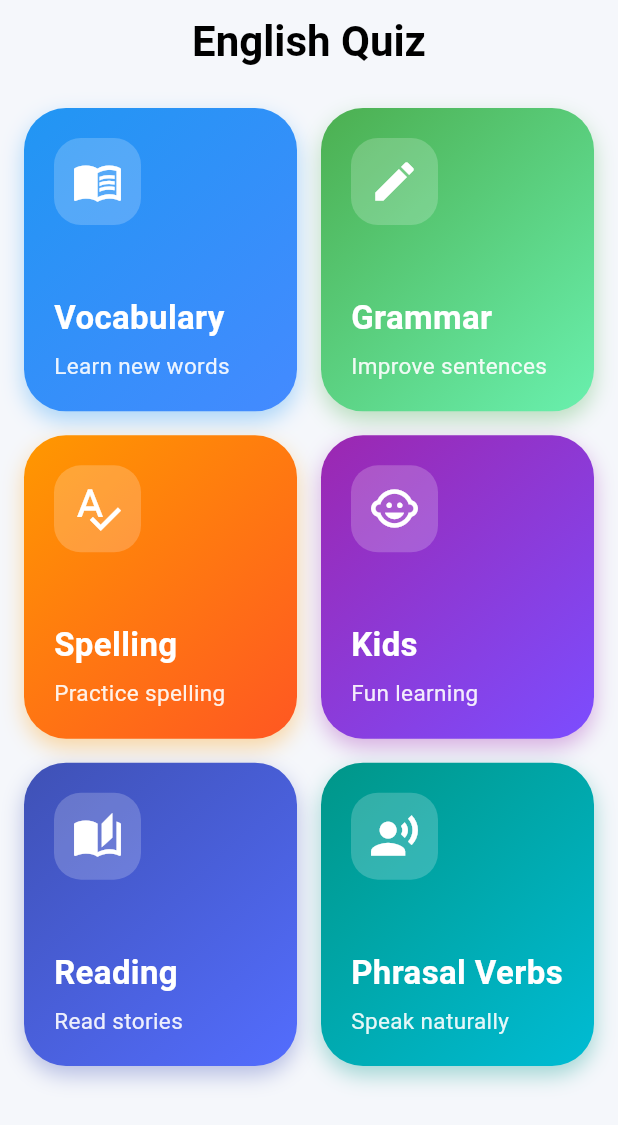
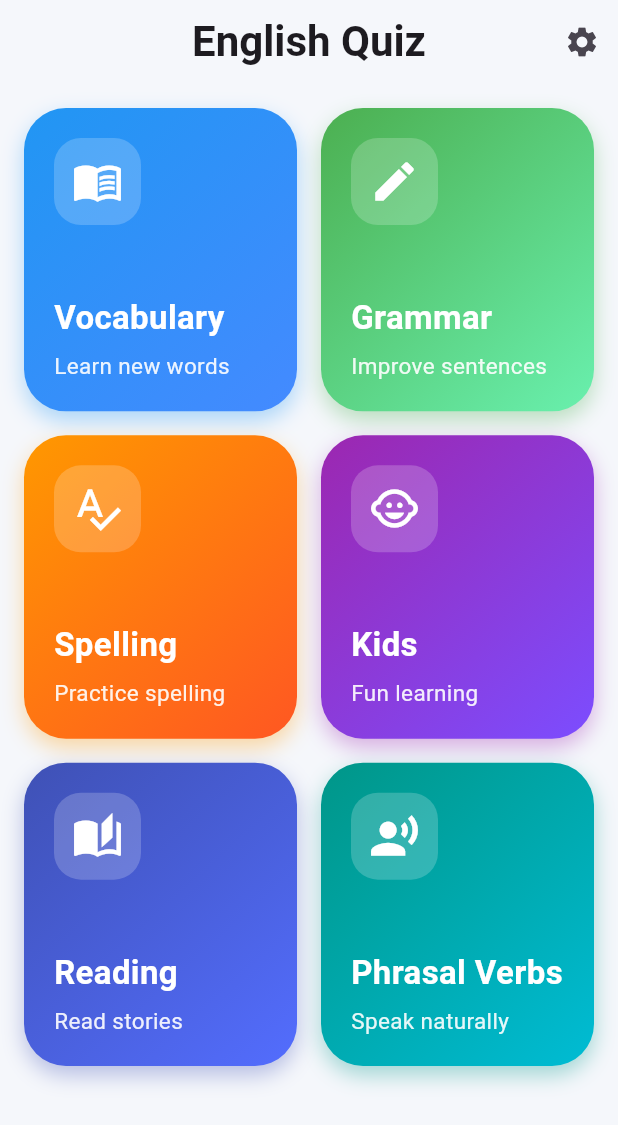
Before and after one commit to serhatcetin-kral/english-quiz, a Flutter app: the screen it shows after launch, on a phone screen of 412 x 824 dp. Shown: the top 1125 px of the screen. Run offline on Flutter 3.47's test engine with Material 3 defaults, Android fonts, the phone set to English and light mode, and no system bars; our stand-ins replace confetti, shared_preferences; Roboto replaces fonts that are missing (Poppins).

```diff
--- a/lib/main.dart
+++ b/lib/main.dart
@@ -1,3 +1,4 @@
+import 'package:english_quiz/screens/home_screen.dart';
 import 'package:flutter/material.dart';
 import 'screens/splash_screen.dart';
 import 'package:flutter/services.dart';
@@ -19,12 +20,42 @@ class MyApp extends StatelessWidget {
   @override
   Widget build(BuildContext context) {
     return MaterialApp(
+
       debugShowCheckedModeBanner: false,
+
       title: 'English Quiz',
+
       theme: ThemeData(
+        appBarTheme: const AppBarTheme(
+          centerTitle: true,
+        ),
+        brightness: Brightness.light,
+
         primarySwatch: Colors.blue,
-        fontFamily: 'Roboto',
+
+        scaffoldBackgroundColor:
+        const Color(0xFFF5F7FB),
+
+        fontFamily: 'Poppins',
       ),
+
+      darkTheme: ThemeData(
+        appBarTheme: const AppBarTheme(
+          centerTitle: true,
+        ),
+        brightness: Brightness.dark,
+
+        scaffoldBackgroundColor:
+        const Color(0xFF121212),
+
+        cardColor:
+        const Color(0xFF1E1E1E),
+
+        fontFamily: 'Poppins',
+      ),
+
+      themeMode: ThemeMode.light,
+
       home: const SplashScreen(),
     );
   }
--- a/lib/screens/home_screen.dart
+++ b/lib/screens/home_screen.dart
@@ -1,7 +1,7 @@
 import 'package:flutter/material.dart';
 
 import 'level_screen.dart';
-
+import 'settings_screen.dart';
 class HomeScreen extends StatelessWidget {
 
   const HomeScreen({super.key});
@@ -15,6 +15,29 @@ class HomeScreen extends StatelessWidget {
       const Color(0xFFF5F7FB),
 
       appBar: AppBar(
+        actions: [
+
+          IconButton(
+
+            onPressed: () {
+
+              Navigator.push(
+
+                context,
+
+                MaterialPageRoute(
+
+                  builder:
+                      (_) =>
+                  const SettingsScreen(),
+                ),
+              );
+            },
+
+            icon:
+            const Icon(Icons.settings),
+          ),
+        ],
 
         elevation: 0,
 
@@ -23,14 +46,22 @@ class HomeScreen extends StatelessWidget {
 
         centerTitle: true,
 
-        title: const Text(
+        title: Text(
 
           'English Quiz',
 
           style: TextStyle(
-            color: Colors.black,
+
+            color:
+            Theme.of(context)
+                .textTheme
+                .bodyLarge
+                ?.color,
+
             fontSize: 28,
-            fontWeight: FontWeight.bold,
+
+            fontWeight:
+            FontWeight.bold,
           ),
         ),
       ),
--- a/pubspec.yaml
+++ b/pubspec.yaml
@@ -11,7 +11,7 @@ environment:
 dependencies:
   flutter:
     sdk: flutter
-
+  confetti: ^0.8.0
   cupertino_icons: ^1.0.8
   shared_preferences: ^2.2.2
 
```
Also changed, not shown: lib/screens/quiz_screen.dart (+10 -3 lines), lib/screens/result_screen.dart (+139 -25 lines), lib/screens/settings_screen.dart (+173 -0 lines), pubspec.lock.
